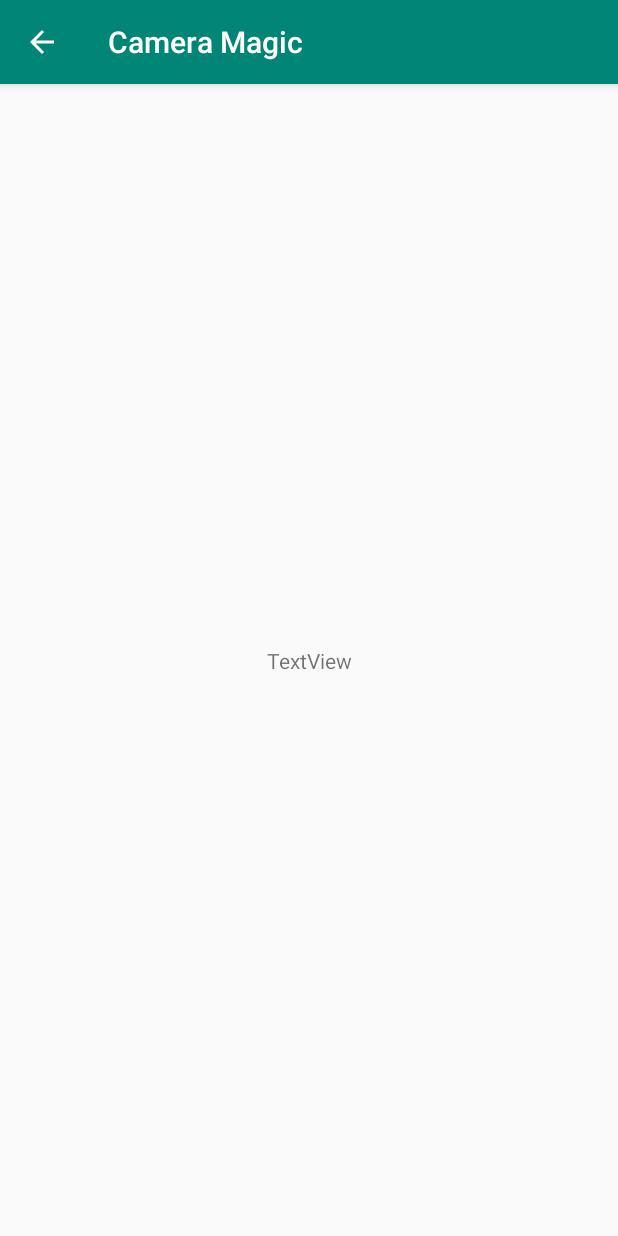
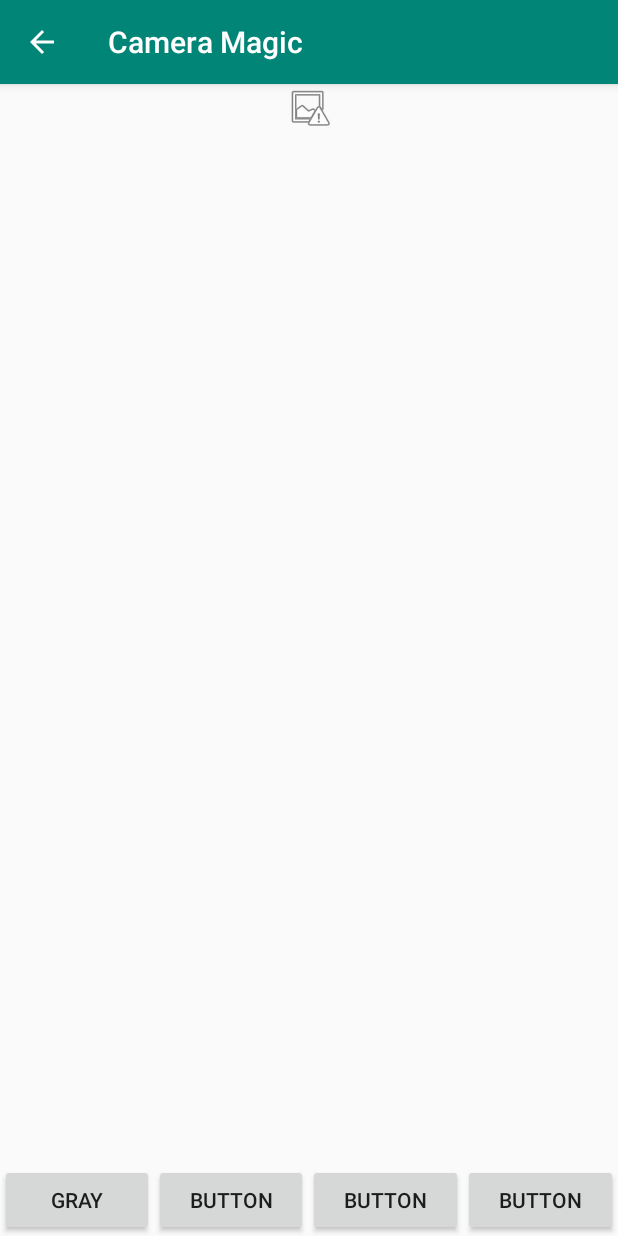
Before and after one commit to OrionFOTL/Camera-Magic, an Android app: the ImageEditActivity screen opened directly, with no data from a screen before it, on a phone screen of 412 x 824 dp. Run offline under Robolectric (Android 15) with nearby library versions, the phone set to English and light mode, and no system bars; 1 statement that could not run was skipped.

Commit message:
ImageEditActivity wyswietla zdjecie, ma przyciski, jeden przycisk robi efekt

```diff
--- a/app/src/main/java/com/example/krzysiek/myfirstapp/ImageEditActivity.java
+++ b/app/src/main/java/com/example/krzysiek/myfirstapp/ImageEditActivity.java
@@ -1,27 +1,61 @@
 package com.example.krzysiek.myfirstapp;
 
 import android.content.Intent;
+import android.content.res.ColorStateList;
 import android.graphics.Bitmap;
+import android.graphics.PorterDuff;
 import android.net.Uri;
+import android.support.annotation.ColorInt;
 import android.support.v7.app.AppCompatActivity;
 import android.os.Bundle;
+import android.util.Log;
+import android.view.View;
+import android.widget.Button;
+import android.widget.ImageView;
 import android.widget.TextView;
 
 import java.io.File;
 
-public class ImageEditActivity extends AppCompatActivity {
+public class ImageEditActivity extends AppCompatActivity implements View.OnClickListener {
+
+
+    ImageView imageView;
 
     @Override
     protected void onCreate(Bundle savedInstanceState) {
         super.onCreate(savedInstanceState);
         setContentView(R.layout.activity_image_edit);
 
+
+        Button buttonGray = (Button) findViewById(R.id.buttonGray);
+        buttonGray.setOnClickListener(this); // calling onClick() method
+        //Button two = (Button) findViewById(R.id.twoButton);
+        //two.setOnClickListener(this);
+        //Button three = (Button) findViewById(R.id.threeButton);
+        //three.setOnClickListener(this);
+
+
         // Get the Intent that started this activity and extract the string
         Intent intent = getIntent();
-        String hi = intent.getStringExtra("hello");
         Uri pictureUri = Uri.parse(getIntent().getStringExtra("pictureUri"));
 
-        TextView text = findViewById(R.id.textView2);
-        text.setText(pictureUri.toString());
+        imageView = findViewById(R.id.imageView);
+        imageView.setImageURI(pictureUri);
+    }
+
+    @Override
+    public void onClick(View v) {
+
+        switch (v.getId()) {
+
+            case R.id.buttonGray:
+                imageView.setImageTintMode(PorterDuff.Mode.OVERLAY);
+                imageView.setImageTintList(ColorStateList.valueOf(0xFFFF0000));
+                break;
+
+            default:
+                break;
+        }
+
     }
 }
--- a/app/src/main/java/com/example/krzysiek/myfirstapp/MainActivity.java
+++ b/app/src/main/java/com/example/krzysiek/myfirstapp/MainActivity.java
@@ -85,7 +85,6 @@ public class MainActivity extends AppCompatActivity implements MediaScannerConne
 
 
             Intent intent = new Intent(MainActivity.this, ImageEditActivity.class);
-            intent.putExtra("image","hi");
             intent.putExtra("pictureUri",contentUri.toString());
             startActivity(intent);
 
--- a/app/src/main/res/layout/activity_image_edit.xml
+++ b/app/src/main/res/layout/activity_image_edit.xml
@@ -6,13 +6,57 @@
     android:layout_height="match_parent"
     tools:context=".ImageEditActivity">
 
-    <TextView
-        android:id="@+id/textView2"
-        android:layout_width="wrap_content"
-        android:layout_height="wrap_content"
-        android:text="TextView"
+    <LinearLayout
+        android:layout_width="0dp"
+        android:layout_height="0dp"
+        android:gravity="bottom"
+        android:orientation="vertical"
         app:layout_constraintBottom_toBottomOf="parent"
         app:layout_constraintEnd_toEndOf="parent"
         app:layout_constraintStart_toStartOf="parent"
-        app:layout_constraintTop_toTopOf="parent" />
+        app:layout_constraintTop_toTopOf="parent">
+
+        <ImageView
+            android:id="@+id/imageView"
+            android:layout_width="match_parent"
+            android:layout_height="wrap_content"
+            android:adjustViewBounds="false"
+            android:cropToPadding="false"
+            app:srcCompat="@android:drawable/ic_menu_report_image" />
+
+        <LinearLayout
+            android:layout_width="match_parent"
+            android:layout_height="match_parent"
+            android:gravity="bottom"
+            android:orientation="horizontal">
+
+            <Button
+                android:id="@+id/buttonGray"
+                android:layout_width="wrap_content"
+                android:layout_height="wrap_content"
+                android:layout_weight="1"
+                android:text="Gray" />
+
+            <Button
+                android:id="@+id/button2"
+                android:layout_width="wrap_content"
+                android:layout_height="wrap_content"
+                android:layout_weight="1"
+                android:text="Button" />
+
+            <Button
+                android:id="@+id/button4"
+                android:layout_width="wrap_content"
+                android:layout_height="wrap_content"
+                android:layout_weight="1"
+                android:text="Button" />
+
+            <Button
+                android:id="@+id/button5"
+                android:layout_width="wrap_content"
+                android:layout_height="wrap_content"
+                android:layout_weight="1"
+                android:text="Button" />
+        </LinearLayout>
+    </LinearLayout>
 </android.support.constraint.ConstraintLayout>
```
